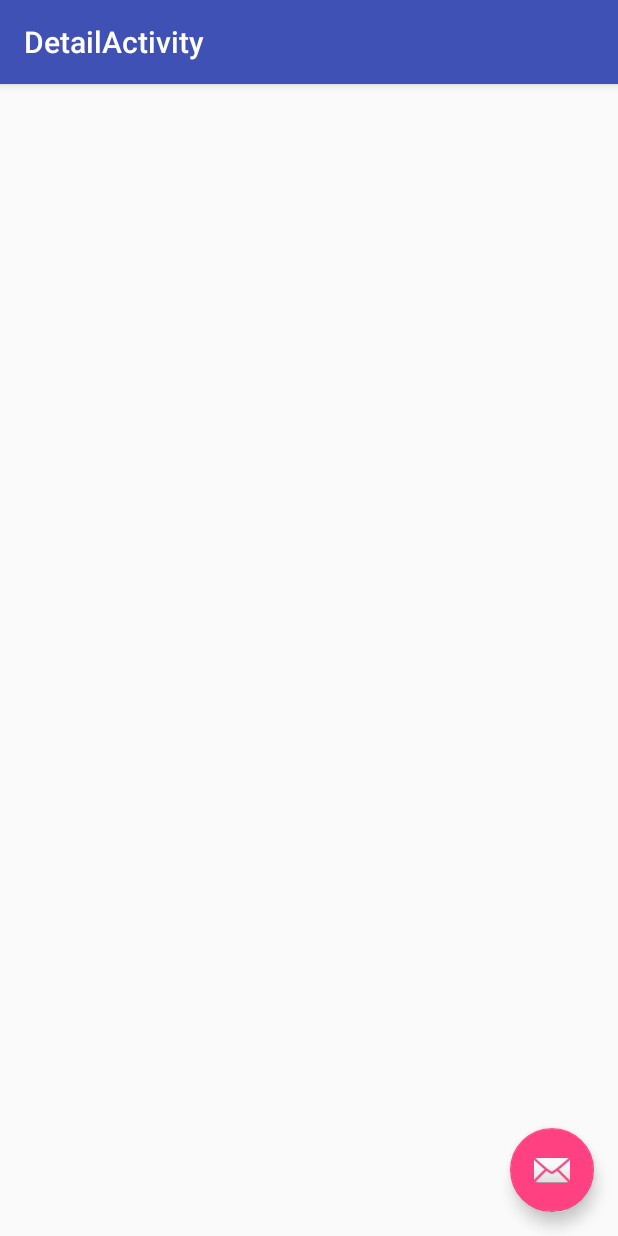
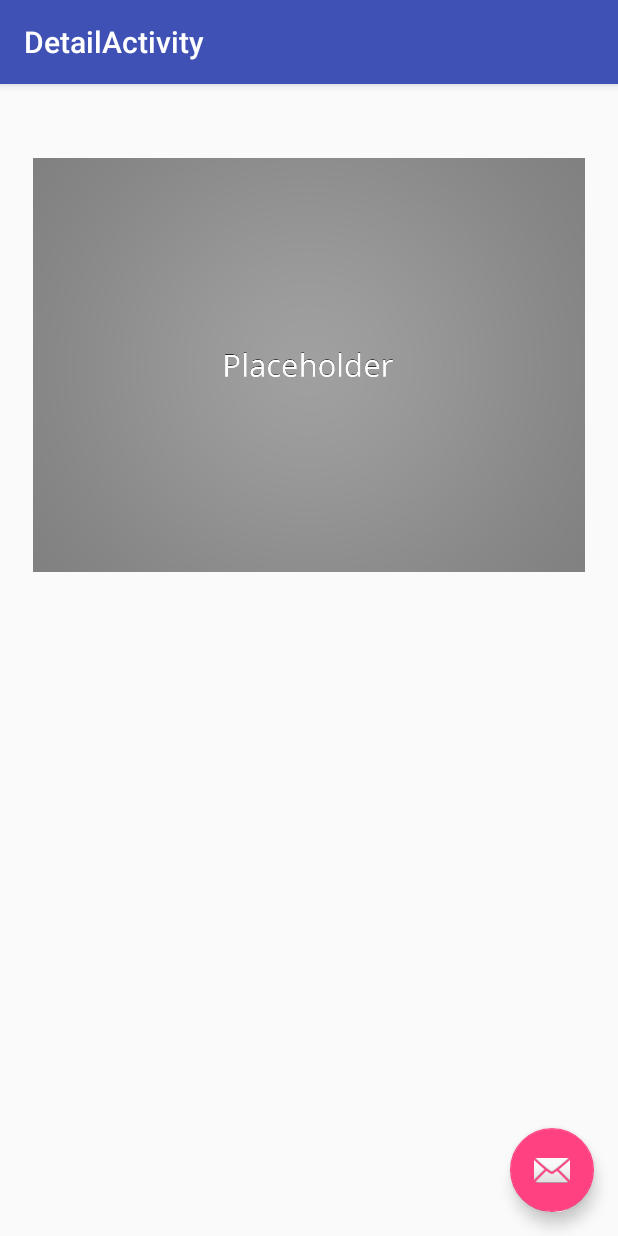
Before and after one commit to antodoms/beaconoid-android, an Android app: the DetailActivity screen opened directly, with no data from a screen before it, on a phone screen of 412 x 824 dp. Run offline under Robolectric (Android 15) with nearby library versions, the phone set to English and light mode, and no system bars; 2 statements that could not run were skipped.

Commit message:
add imageview to adfrag and detail activity

```diff
--- a/app/src/main/java/com/onebit/wjluk/beaconoid/DetailActivity.java
+++ b/app/src/main/java/com/onebit/wjluk/beaconoid/DetailActivity.java
@@ -10,6 +10,7 @@ import android.support.design.widget.Snackbar;
 import android.support.v7.app.AppCompatActivity;
 import android.support.v7.widget.Toolbar;
 import android.view.View;
+import android.widget.ImageView;
 import android.widget.TextView;
 
 import com.onebit.wjluk.beaconoid.model.Ad;
@@ -21,6 +22,7 @@ public class DetailActivity extends AppCompatActivity {
 
     private Context mContext;
     private Ad ad;
+    ImageView detail;
 
     @Override
     protected void onCreate(Bundle savedInstanceState) {
@@ -39,6 +41,9 @@ public class DetailActivity extends AppCompatActivity {
 
         TextView tmp = (TextView) findViewById(R.id.tv_tmp);
         tmp.setText(ad.getName()+" "+ad.getDescription()+" "+ad.getPrice());
+
+        detail = (ImageView) findViewById(R.id.img_detail);
+        detail.setImageResource(R.drawable.placeholder);
 
         FloatingActionButton fab = (FloatingActionButton) findViewById(R.id.fab);
         fab.setOnClickListener(new View.OnClickListener() {
--- a/app/src/main/java/com/onebit/wjluk/beaconoid/util/AdAdapter.java
+++ b/app/src/main/java/com/onebit/wjluk/beaconoid/util/AdAdapter.java
@@ -12,6 +12,7 @@ import android.view.LayoutInflater;
 import android.view.View;
 import android.view.ViewGroup;
 import android.widget.ArrayAdapter;
+import android.widget.ImageView;
 import android.widget.TextView;
 import android.widget.Toast;
 
@@ -59,6 +60,7 @@ public class AdAdapter extends RecyclerView.Adapter<AdAdapter.ViewHolder> {
                 }
             }
         });
+        holder.item.setImageResource(R.drawable.placeholder);
     }
 
     @Override
@@ -70,11 +72,13 @@ public class AdAdapter extends RecyclerView.Adapter<AdAdapter.ViewHolder> {
     public class ViewHolder extends RecyclerView.ViewHolder
             implements View.OnClickListener, View.OnLongClickListener{
         private TextView tmp;
+        private ImageView item;
         private ItemClickListener clickListener;
 
         public ViewHolder(View itemView) {
             super(itemView);
             tmp = (TextView) itemView.findViewById(R.id.tv_ad_item);
+            item = (ImageView) itemView.findViewById(R.id.img_item);
 
             itemView.setOnClickListener(this);
             itemView.setOnLongClickListener(this);
--- a/app/src/main/res/layout/content_detail.xml
+++ b/app/src/main/res/layout/content_detail.xml
@@ -8,6 +8,18 @@
     tools:context="com.onebit.wjluk.beaconoid.DetailActivity"
     tools:showIn="@layout/activity_detail">
 
+   <ImageView
+       android:id="@+id/img_detail"
+       android:layout_width="368dp"
+       android:layout_height="368dp"
+       android:layout_marginBottom="8dp"
+       app:layout_constraintBottom_toTopOf="@+id/tv_tmp"
+       app:layout_constraintTop_toTopOf="parent"
+       android:layout_marginTop="8dp"
+       android:layout_marginLeft="8dp"
+       app:layout_constraintLeft_toLeftOf="parent"
+       android:layout_marginRight="8dp"
+       app:layout_constraintRight_toRightOf="parent" />
     <TextView
         android:id="@+id/tv_tmp"
         android:layout_width="wrap_content"
@@ -19,5 +31,7 @@
         app:layout_constraintBottom_toBottomOf="parent"
         app:layout_constraintLeft_toLeftOf="parent"
         app:layout_constraintRight_toRightOf="parent"
-        app:layout_constraintTop_toTopOf="parent" />
+        app:layout_constraintTop_toTopOf="parent"
+        android:layout_marginStart="8dp"
+        android:layout_marginEnd="8dp" />
 </android.support.constraint.ConstraintLayout>
```
Also changed, not shown: app/src/main/res/layout/ad_item.xml (+6 -1 lines), app/src/main/res/drawable/placeholder.jpg (added).
